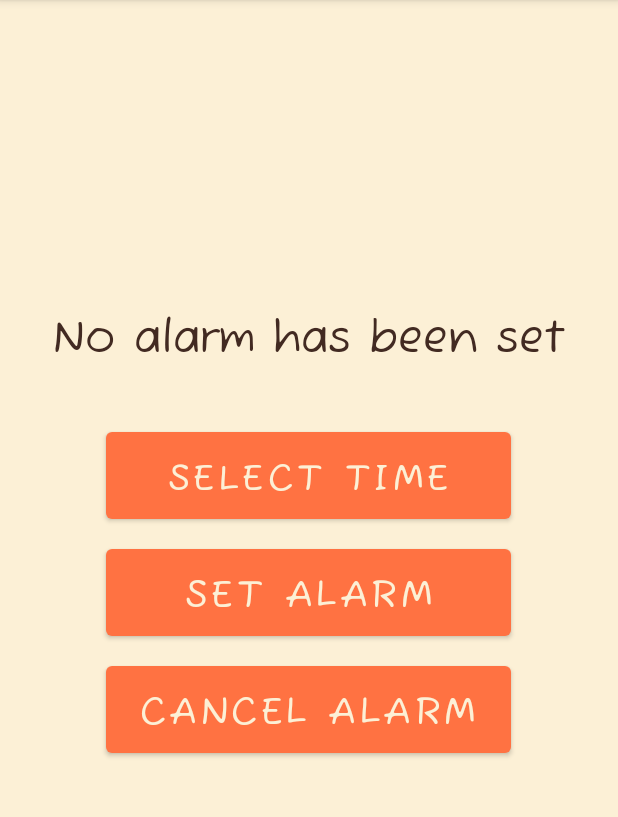
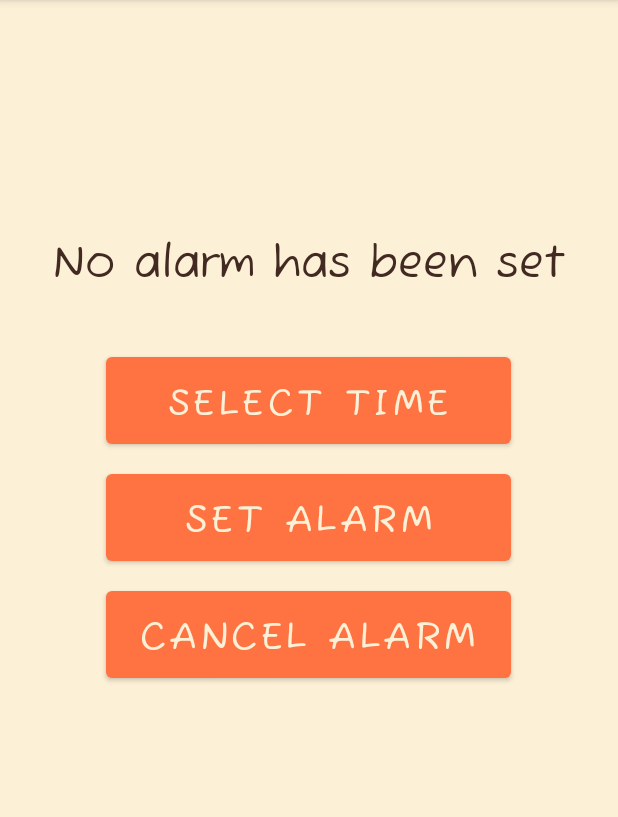
Before and after one commit to CzarinaFayeTiu/Little-Chef, an Android app: the TimerActivity screen opened directly, with no data from a screen before it, on a phone screen of 412 x 824 dp, the part 84-901 px from its top. Run offline under Robolectric (Android 15) with nearby library versions, the light colour scheme and no system bars.

Commit message:
fixed the timer notification, receiver was accidentally removed from androidmanifest

```diff
--- a/app/src/main/AndroidManifest.xml
+++ b/app/src/main/AndroidManifest.xml
@@ -41,6 +41,7 @@
         <activity
             android:name=".TimerActivity"
             android:exported="true" />
+        <receiver android:name=".TimerReceiver"/>
         <activity
             android:name=".BookmarksActivity"
             android:exported="true" />
--- a/app/src/main/res/layout/activity_timer.xml
+++ b/app/src/main/res/layout/activity_timer.xml
@@ -14,7 +14,7 @@
         android:layout_width="match_parent"
         android:layout_height="wrap_content"
         android:id="@+id/selectedTime"
-        android:layout_marginTop="200dp"
+        android:layout_marginTop="150dp"
         android:text="No alarm has been set\n"
         android:textAlignment="center"
         android:textColor="@color/text"
```
Also changed, not shown: app/src/main/java/com/mobdeve/s12/avila/tiu/littlechef/TimerActivity.kt (+15 -0 lines).
